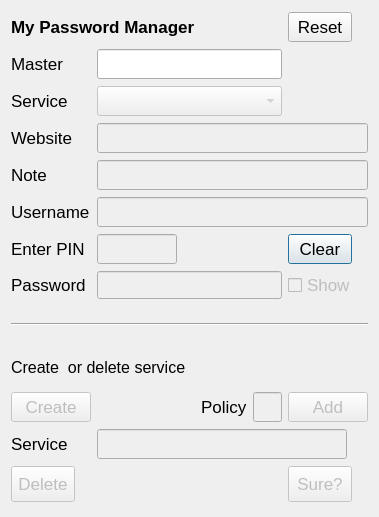
Above: src/qt/passman.ui from mcarrickscott/pppm before the change. Below: the same form after it.
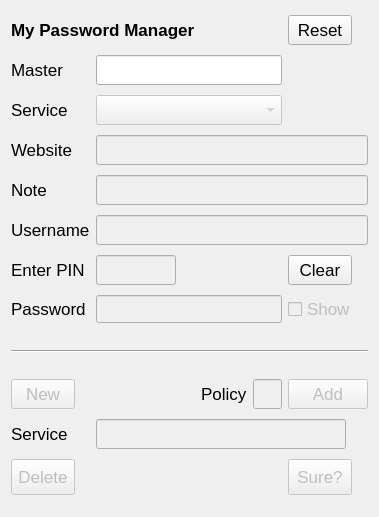
That is the form after the change.

Commit message: Simplified User Interface

```diff
--- a/src/qt/passman.ui
+++ b/src/qt/passman.ui
@@ -17,30 +17,14 @@
    <string>MyPassMan</string>
   </property>
   <layout class="QGridLayout" name="gridLayout">
-   <item row="0" column="0" colspan="2">
-    <widget class="QLabel" name="label_3">
-     <property name="maximumSize">
-      <size>
-       <width>16777215</width>
-       <height>30</height>
-      </size>
+   <item row="8" column="4">
+    <widget class="QCheckBox" name="show">
+     <property name="enabled">
+      <bool>false</bool>
      </property>
-     <property name="font">
-      <font>
-       <pointsize>13</pointsize>
-       <bold>true</bold>
-      </font>
-     </property>
-     <property name="text">
-      <string>My Password Manager</string>
-     </property>
-    </widget>
-   </item>
-   <item row="1" column="0">
-    <widget class="QLabel" name="secret">
      <property name="maximumSize">
       <size>
-       <width>16777215</width>
+       <width>80</width>
        <height>30</height>
       </size>
      </property>
@@ -50,11 +34,11 @@
       </font>
      </property>
      <property name="text">
-      <string>Master</string>
+      <string>Show</string>
      </property>
     </widget>
    </item>
-   <item row="1" column="1" colspan="3">
+   <item row="2" column="1" colspan="3">
     <widget class="QLineEdit" name="master">
      <property name="maximumSize">
       <size>
@@ -70,7 +54,7 @@
     </widget>
    </item>
    <item row="2" column="0">
-    <widget class="QLabel" name="label">
+    <widget class="QLabel" name="secret">
      <property name="maximumSize">
       <size>
        <width>16777215</width>
@@ -83,14 +67,59 @@
       </font>
      </property>
      <property name="text">
-      <string>Service</string>
+      <string>Master</string>
      </property>
     </widget>
    </item>
-   <item row="2" column="1" colspan="3">
-    <widget class="QComboBox" name="service">
+   <item row="13" column="0">
+    <widget class="QPushButton" name="remove">
      <property name="enabled">
       <bool>false</bool>
+     </property>
+     <property name="maximumSize">
+      <size>
+       <width>64</width>
+       <height>36</height>
+      </size>
+     </property>
+     <property name="font">
+      <font>
+       <pointsize>13</pointsize>
+      </font>
+     </property>
+     <property name="text">
+      <string>Delete</string>
+     </property>
+    </widget>
+   </item>
+   <item row="11" column="2">
+    <widget class="QLabel" name="label_10">
+     <property name="maximumSize">
+      <size>
+       <width>60</width>
+       <height>30</height>
+      </size>
+     </property>
+     <property name="font">
+      <font>
+       <pointsize>13</pointsize>
+      </font>
+     </property>
+     <property name="text">
+      <string>Policy</string>
+     </property>
+    </widget>
+   </item>
+   <item row="8" column="1" colspan="3">
+    <widget class="QLineEdit" name="pword">
+     <property name="enabled">
+      <bool>false</bool>
+     </property>
+     <property name="sizePolicy">
+      <sizepolicy hsizetype="Expanding" vsizetype="Fixed">
+       <horstretch>0</horstretch>
+       <verstretch>0</verstretch>
+      </sizepolicy>
      </property>
      <property name="maximumSize">
       <size>
@@ -103,13 +132,10 @@
        <pointsize>13</pointsize>
       </font>
      </property>
-     <property name="currentIndex">
-      <number>-1</number>
-     </property>
     </widget>
    </item>
-   <item row="3" column="0">
-    <widget class="QLabel" name="label_url">
+   <item row="12" column="0">
+    <widget class="QLabel" name="label_new">
      <property name="maximumSize">
       <size>
        <width>16777215</width>
@@ -122,86 +148,11 @@
       </font>
      </property>
      <property name="text">
-      <string>Website</string>
+      <string>Service</string>
      </property>
     </widget>
    </item>
-   <item row="3" column="1" colspan="4">
-    <widget class="QLineEdit" name="url">
-     <property name="enabled">
-      <bool>false</bool>
-     </property>
-     <property name="maximumSize">
-      <size>
-       <width>16777215</width>
-       <height>30</height>
-      </size>
-     </property>
-     <property name="font">
-      <font>
-       <pointsize>13</pointsize>
-       <bold>false</bold>
-      </font>
-     </property>
-    </widget>
-   </item>
-   <item row="4" column="0">
-    <widget class="QLabel" name="label_8">
-     <property name="maximumSize">
-      <size>
-       <width>16777215</width>
-       <height>30</height>
-      </size>
-     </property>
-     <property name="font">
-      <font>
-       <pointsize>13</pointsize>
-      </font>
-     </property>
-     <property name="text">
-      <string>Note</string>
-     </property>
-    </widget>
-   </item>
-   <item row="4" column="1" colspan="4">
-    <widget class="QLineEdit" name="note">
-     <property name="enabled">
-      <bool>false</bool>
-     </property>
-     <property name="maximumSize">
-      <size>
-       <width>16777215</width>
-       <height>30</height>
-      </size>
-     </property>
-     <property name="font">
-      <font>
-       <pointsize>13</pointsize>
-       <bold>false</bold>
-      </font>
-     </property>
-    </widget>
-   </item>
-   <item row="5" column="0">
-    <widget class="QLabel" name="label_user">
-     <property name="maximumSize">
-      <size>
-       <width>16777215</width>
-       <height>30</height>
-      </size>
-     </property>
-     <property name="font">
-      <font>
-       <pointsize>13</pointsize>
-       <bold>false</bold>
-      </font>
-     </property>
-     <property name="text">
-      <string>Username</string>
-     </property>
-    </widget>
-   </item>
-   <item row="5" column="1" colspan="4">
+   <item row="6" column="1" colspan="4">
     <widget class="QLineEdit" name="username">
      <property name="enabled">
       <bool>false</bool>
@@ -223,7 +174,129 @@
      </property>
     </widget>
    </item>
-   <item row="6" column="0">
+   <item row="9" column="0" colspan="5">
+    <widget class="Line" name="line">
+     <property name="maximumSize">
+      <size>
+       <width>16777215</width>
+       <height>36</height>
+      </size>
+     </property>
+     <property name="orientation">
+      <enum>Qt::Orientation::Horizontal</enum>
+     </property>
+    </widget>
+   </item>
+   <item row="11" column="0">
+    <widget class="QPushButton" name="create">
+     <property name="enabled">
+      <bool>false</bool>
+     </property>
+     <property name="sizePolicy">
+      <sizepolicy hsizetype="Minimum" vsizetype="Fixed">
+       <horstretch>0</horstretch>
+       <verstretch>0</verstretch>
+      </sizepolicy>
+     </property>
+     <property name="maximumSize">
+      <size>
+       <width>64</width>
+       <height>36</height>
+      </size>
+     </property>
+     <property name="font">
+      <font>
+       <pointsize>13</pointsize>
+      </font>
+     </property>
+     <property name="focusPolicy">
+      <enum>Qt::FocusPolicy::StrongFocus</enum>
+     </property>
+     <property name="text">
+      <string>New</string>
+     </property>
+    </widget>
+   </item>
+   <item row="13" column="4">
+    <widget class="QPushButton" name="sure">
+     <property name="enabled">
+      <bool>false</bool>
+     </property>
+     <property name="maximumSize">
+      <size>
+       <width>64</width>
+       <height>36</height>
+      </size>
+     </property>
+     <property name="font">
+      <font>
+       <pointsize>13</pointsize>
+      </font>
+     </property>
+     <property name="text">
+      <string>Sure?</string>
+     </property>
+    </widget>
+   </item>
+   <item row="12" column="1" colspan="4">
+    <widget class="QLineEdit" name="newservice">
+     <property name="enabled">
+      <bool>false</bool>
+     </property>
+     <property name="maximumSize">
+      <size>
+       <width>250</width>
+       <height>30</height>
+      </size>
+     </property>
+     <property name="font">
+      <font>
+       <pointsize>13</pointsize>
+      </font>
+     </property>
+    </widget>
+   </item>
+   <item row="11" column="4">
+    <widget class="QPushButton" name="add">
+     <property name="enabled">
+      <bool>false</bool>
+     </property>
+     <property name="maximumSize">
+      <size>
+       <width>100</width>
+       <height>36</height>
+      </size>
+     </property>
+     <property name="font">
+      <font>
+       <pointsize>13</pointsize>
+      </font>
+     </property>
+     <property name="text">
+      <string>Add</string>
+     </property>
+    </widget>
+   </item>
+   <item row="0" column="0" colspan="2">
+    <widget class="QLabel" name="label_3">
+     <property name="maximumSize">
+      <size>
+       <width>16777215</width>
+       <height>30</height>
+      </size>
+     </property>
+     <property name="font">
+      <font>
+       <pointsize>13</pointsize>
+       <bold>true</bold>
+      </font>
+     </property>
+     <property name="text">
+      <string>My Password Manager</string>
+     </property>
+    </widget>
+   </item>
+   <item row="7" column="0">
     <widget class="QLabel" name="label_pin">
      <property name="maximumSize">
       <size>
@@ -241,7 +314,84 @@
      </property>
     </widget>
    </item>
-   <item row="6" column="1" colspan="2">
+   <item row="3" column="0">
+    <widget class="QLabel" name="label">
+     <property name="maximumSize">
+      <size>
+       <width>16777215</width>
+       <height>30</height>
+      </size>
+     </property>
+     <property name="font">
+      <font>
+       <pointsize>13</pointsize>
+      </font>
+     </property>
+     <property name="text">
+      <string>Service</string>
+     </property>
+    </widget>
+   </item>
+   <item row="5" column="1" colspan="4">
+    <widget class="QLineEdit" name="note">
+     <property name="enabled">
+      <bool>false</bool>
+     </property>
+     <property name="maximumSize">
+      <size>
+       <width>16777215</width>
+       <height>30</height>
+      </size>
+     </property>
+     <property name="font">
+      <font>
+       <pointsize>13</pointsize>
+       <bold>false</bold>
+      </font>
+     </property>
+    </widget>
+   </item>
+   <item row="11" column="3">
+    <widget class="QLineEdit" name="policy">
+     <property name="enabled">
+      <bool>false</bool>
+     </property>
+     <property name="maximumSize">
+      <size>
+       <width>30</width>
+       <height>30</height>
+      </size>
+     </property>
+     <property name="font">
+      <font>
+       <pointsize>13</pointsize>
+      </font>
+     </property>
+     <property name="maxLength">
+      <number>1</number>
+     </property>
+    </widget>
+   </item>
+   <item row="4" column="1" colspan="4">
+    <widget class="QLineEdit" name="url">
+     <property name="enabled">
+      <bool>false</bool>
+     </property>
+     <property name="maximumSize">
+      <size>
+       <width>16777215</width>
+       <height>30</height>
+      </size>
+     </property>
+     <property name="font">
+      <font>
+       <pointsize>13</pointsize>
+       <bold>false</bold>
+      </font>
+     </property>
+    </widget>
+   </item>
+   <item row="7" column="1" colspan="2">
     <widget class="QLineEdit" name="pin">
      <property name="enabled">
       <bool>false</bool>
@@ -263,25 +413,7 @@
      </property>
     </widget>
    </item>
-   <item row="6" column="4">
-    <widget class="QPushButton" name="clean">
-     <property name="maximumSize">
-      <size>
-       <width>64</width>
-       <height>36</height>
-      </size>
-     </property>
-     <property name="font">
-      <font>
-       <pointsize>13</pointsize>
-      </font>
-     </property>
-     <property name="text">
-      <string> Clear </string>
-     </property>
-    </widget>
-   </item>
-   <item row="7" column="0">
+   <item row="8" column="0">
     <widget class="QLabel" name="label_6">
      <property name="maximumSize">
       <size>
@@ -299,17 +431,30 @@
      </property>
     </widget>
    </item>
-   <item row="7" column="1" colspan="3">
-    <widget class="QLineEdit" name="pword">
+   <item row="6" column="0">
+    <widget class="QLabel" name="label_user">
+     <property name="maximumSize">
+      <size>
+       <width>16777215</width>
+       <height>30</height>
+      </size>
+     </property>
+     <property name="font">
+      <font>
+       <pointsize>13</pointsize>
+       <bold>false</bold>
+      </font>
+     </property>
+     <property name="text">
+      <string>Username</string>
+     </property>
+    </widget>
+   </item>
+   <item row="3" column="1" colspan="3">
+    <widget class="QComboBox" name="service">
      <property name="enabled">
       <bool>false</bool>
      </property>
-     <property name="sizePolicy">
-      <sizepolicy hsizetype="Expanding" vsizetype="Fixed">
-       <horstretch>0</horstretch>
-       <verstretch>0</verstretch>
-      </sizepolicy>
-     </property>
      <property name="maximumSize">
       <size>
        <width>250</width>
@@ -321,68 +466,34 @@
        <pointsize>13</pointsize>
       </font>
      </property>
+     <property name="currentIndex">
+      <number>-1</number>
+     </property>
     </widget>
    </item>
    <item row="7" column="4">
-    <widget class="QCheckBox" name="show">
-     <property name="enabled">
-      <bool>false</bool>
-     </property>
+    <widget class="QPushButton" name="clean">
      <property name="maximumSize">
       <size>
-       <width>80</width>
-       <height>30</height>
-      </size>
-     </property>
-     <property name="font">
-      <font>
-       <pointsize>13</pointsize>
-      </font>
-     </property>
-     <property name="text">
-      <string>Show</string>
-     </property>
-    </widget>
-   </item>
-   <item row="8" column="0" colspan="5">
-    <widget class="Line" name="line">
-     <property name="maximumSize">
-      <size>
-       <width>16777215</width>
+       <width>64</width>
        <height>36</height>
       </size>
      </property>
-     <property name="orientation">
-      <enum>Qt::Orientation::Horizontal</enum>
-     </property>
-    </widget>
-   </item>
-   <item row="10" column="0">
-    <widget class="QPushButton" name="create">
-     <property name="enabled">
-      <bool>false</bool>
-     </property>
-     <property name="maximumSize">
-      <size>
-       <width>100</width>
-       <height>36</height>
-      </size>
-     </property>
      <property name="font">
       <font>
        <pointsize>13</pointsize>
       </font>
      </property>
      <property name="text">
-      <string>Create</string>
+      <string> Clear </string>
      </property>
     </widget>
    </item>
-   <item row="10" column="2">
-    <widget class="QLabel" name="label_10">
+   <item row="4" column="0">
+    <widget class="QLabel" name="label_url">
      <property name="maximumSize">
       <size>
-       <width>60</width>
+       <width>16777215</width>
        <height>30</height>
       </size>
      </property>
@@ -392,56 +503,14 @@
       </font>
      </property>
      <property name="text">
-      <string>Policy</string>
+      <string>Website</string>
      </property>
     </widget>
    </item>
-   <item row="10" column="3">
-    <widget class="QLineEdit" name="policy">
-     <property name="enabled">
-      <bool>false</bool>
-     </property>
+   <item row="5" column="0">
+    <widget class="QLabel" name="label_8">
      <property name="maximumSize">
       <size>
-       <width>30</width>
-       <height>30</height>
-      </size>
-     </property>
-     <property name="font">
-      <font>
-       <pointsize>13</pointsize>
-      </font>
-     </property>
-     <property name="maxLength">
-      <number>1</number>
-     </property>
-    </widget>
-   </item>
-   <item row="10" column="4">
-    <widget class="QPushButton" name="add">
-     <property name="enabled">
-      <bool>false</bool>
-     </property>
-     <property name="maximumSize">
-      <size>
-       <width>100</width>
-       <height>36</height>
-      </size>
-     </property>
-     <property name="font">
-      <font>
-       <pointsize>13</pointsize>
-      </font>
-     </property>
-     <property name="text">
-      <string>Add</string>
-     </property>
-    </widget>
-   </item>
-   <item row="11" column="0">
-    <widget class="QLabel" name="label_new">
-     <property name="maximumSize">
-      <size>
        <width>16777215</width>
        <height>30</height>
       </size>
@@ -452,67 +521,7 @@
       </font>
      </property>
      <property name="text">
-      <string>Service</string>
-     </property>
-    </widget>
-   </item>
-   <item row="11" column="1" colspan="4">
-    <widget class="QLineEdit" name="newservice">
-     <property name="enabled">
-      <bool>false</bool>
-     </property>
-     <property name="maximumSize">
-      <size>
-       <width>250</width>
-       <height>30</height>
-      </size>
-     </property>
-     <property name="font">
-      <font>
-       <pointsize>13</pointsize>
-      </font>
-     </property>
-    </widget>
-   </item>
-   <item row="12" column="0">
-    <widget class="QPushButton" name="remove">
-     <property name="enabled">
-      <bool>false</bool>
-     </property>
-     <property name="maximumSize">
-      <size>
-       <width>64</width>
-       <height>36</height>
-      </size>
-     </property>
-     <property name="font">
-      <font>
-       <pointsize>13</pointsize>
-      </font>
-     </property>
-     <property name="text">
-      <string>Delete</string>
-     </property>
-    </widget>
-   </item>
-   <item row="12" column="4">
-    <widget class="QPushButton" name="sure">
-     <property name="enabled">
-      <bool>false</bool>
-     </property>
-     <property name="maximumSize">
-      <size>
-       <width>64</width>
-       <height>36</height>
-      </size>
-     </property>
-     <property name="font">
-      <font>
-       <pointsize>13</pointsize>
-      </font>
-     </property>
-     <property name="text">
-      <string>Sure?</string>
+      <string>Note</string>
      </property>
     </widget>
    </item>
@@ -534,24 +543,6 @@
      </property>
     </widget>
    </item>
-   <item row="9" column="0" colspan="4">
-    <widget class="QLabel" name="label_4">
-     <property name="maximumSize">
-      <size>
-       <width>16777215</width>
-       <height>36</height>
-      </size>
-     </property>
-     <property name="font">
-      <font>
-       <pointsize>12</pointsize>
-      </font>
-     </property>
-     <property name="text">
-      <string>Create  or delete service </string>
-     </property>
-    </widget>
-   </item>
   </layout>
  </widget>
  <resources/>
```
The commit also changes 1 other file.
